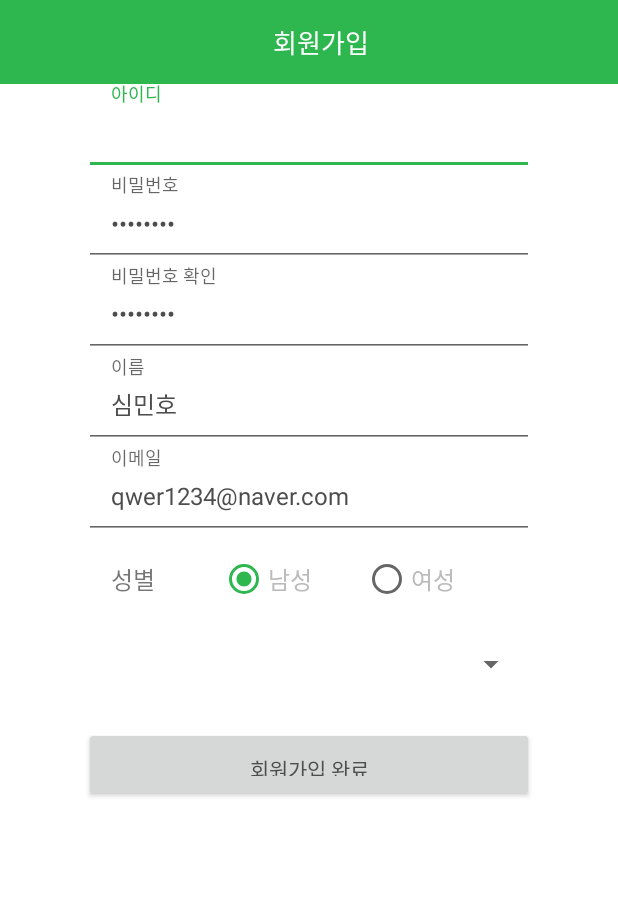
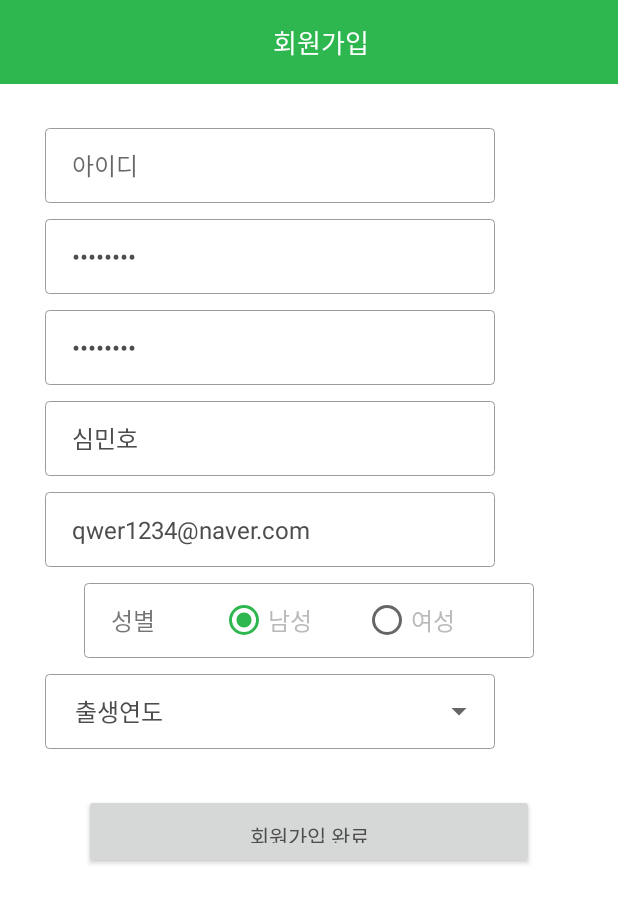
Before and after one commit to sosanara/sosaFront, an Android app: the SignUpActivity screen opened directly, with no data from a screen before it, on a phone screen of 412 x 824 dp. Shown: the top 903 px of the screen. Run offline under Robolectric (Android 15) with nearby library versions, the phone set to English and light mode, and no system bars; our stand-ins replace ButterKnife; libraries missing offline, so code that uses them is left out: fr.ganfra.materialspinner; plain views replace MaterialBetterSpinner, MaterialSpinner; Roboto replaces fonts that are not available here.

```diff
--- a/app/src/main/java/com/example/shim/sosafront/LoginPackage/SignUpActivity.java
+++ b/app/src/main/java/com/example/shim/sosafront/LoginPackage/SignUpActivity.java
@@ -14,6 +14,7 @@ import android.widget.Button;
 import android.widget.EditText;
 import android.widget.RadioButton;
 import android.widget.RadioGroup;
+import android.widget.Spinner;
 import android.widget.TextView;
 import android.widget.Toast;
 
@@ -32,6 +33,8 @@ import java.io.OutputStreamWriter;
 import java.net.HttpURLConnection;
 import java.net.MalformedURLException;
 import java.net.URL;
+import java.util.ArrayList;
+import java.util.List;
 
 import butterknife.Bind;
 import fr.ganfra.materialspinner.MaterialSpinner;
@@ -43,13 +46,15 @@ public class SignUpActivity extends AppCompatActivity {
     public static final int CONNECTION_TIMEOUT=10000;
     public static final int READ_TIMEOUT=15000;
 
-    String username;
-    String email;
-    String password1;
-    String password2;
-    String birth;
-    String name;
-    String gender;
+    private String username;
+    private String email;
+    private String password1;
+    private String password2;
+    private String birth;
+    private String name;
+    private String gender;
+
+    private Spinner ageSpinner;
 
     private String errorUsername;
     private String errorEmail;
@@ -75,21 +80,9 @@ public class SignUpActivity extends AppCompatActivity {
     @Bind(R.id.signUpPawd2View) EditText signUpPawd2View;
     @Bind(R.id.signUpAgeView) EditText signUpAgeView;
     @Bind(R.id.signUpNameView) EditText signUpNameView;
-    @Bind(R.id.signUpGenderView) EditText signUpGenderView;
+    /*@Bind(R.id.signUpGenderView) EditText signUpGenderView;*/
     @Bind(R.id.loginBtn) Button loginBtn;
 
-    String[] SPINNERLIST =
-            {"1910", "1911", "1912", "1913", "1914", "1915", "1916", "1917", "1918", "1919",
-            "1920", "1921", "1922", "1923", "1924", "1925", "1926", "1927", "1928", "1929",
-            "1930", "1931", "1932", "1933", "1934", "1935", "1936", "1937", "1938", "1939",
-            "1940", "1941", "1942", "1943", "1944", "1945", "1946", "1947", "1948", "1949",
-            "1950", "1951", "1952", "1953", "1954", "1955", "1956", "1957", "1958", "1959",
-            "1960", "1961", "1962", "1963", "1964", "1965", "1966", "1967", "1968", "1969",
-            "1970", "1971", "1972", "1973", "1974", "1975", "1976", "1977", "1978", "1979",
-            "1980", "1981", "1982", "1983", "1984", "1985", "1986", "1987", "1988", "1989",
-            "1990", "1991", "1992", "1993", "1994", "1995", "1996", "1997", "1998", "1999",
-            "2000", "2001", "2002", "2003", "2004", "2005", "2006", "2007", "2008", "2009",
-            "2010", "2011", "2012", "2013", "2014", "2015", "2016"};
 
     @Override
     protected void onCreate(Bundle savedInstanceState) {
@@ -107,7 +100,8 @@ public class SignUpActivity extends AppCompatActivity {
         signUpPawd2View = (EditText) findViewById(R.id.signUpPawd2View);
         signUpAgeView = (EditText) findViewById(R.id.signUpAgeView);
         signUpNameView = (EditText) findViewById(R.id.signUpNameView);
-        signUpGenderView= (EditText) findViewById(R.id.signUpGenderView);
+        /*signUpGenderView= (EditText) findViewById(R.id.signUpGenderView);*/
+        ageSpinner = (Spinner) findViewById(R.id.ageSpinner);
 
         genderRadioGroup = (RadioGroup) findViewById(R.id.genderRadioGroup);
         maleRadioBtn = (RadioButton) findViewById(R.id.maleRadioBtn);
@@ -125,36 +119,9 @@ public class SignUpActivity extends AppCompatActivity {
         signUpNameView.setText("심민호", TextView.BufferType.EDITABLE);
         /*signUpGenderView.setText("Man", TextView.BufferType.EDITABLE);*/
 
-        /*loginBtn.setOnClickListener(new View.OnClickListener() {
-            @Override
-            public void onClick(View v) {
-                Intent intent = new Intent(SignUpActivity.this, LoginActivity.class);
-                startActivity(intent);
-            }
-        });*/
 
-        adapter = new ArrayAdapter<>(this, android.R.layout.simple_spinner_item, SPINNERLIST);
+        initAgeListSpinner();
 
-        android_material_design_spinner = (MaterialSpinner) findViewById(R.id.android_material_design_spinner);
-        android_material_design_spinner.setAdapter(adapter);
-        android_material_design_spinner.setHint("출생연도");
-
-        android_material_design_spinner.setSelection(20);
-
-
-
-        /*adapter = new ArrayAdapter<String>(this, android.R.layout.simple_spinner_item, ITEMS);
-
-        ArrayAdapter<String> arrayAdapter = new ArrayAdapter<String>(this,
-                android.R.layout.simple_dropdown_item_1line, SPINNERLIST);
-        MaterialBetterSpinner materialDesignSpinner = (MaterialBetterSpinner)
-                findViewById(R.id.android_material_design_spinner);
-        materialDesignSpinner.setAdapter(arrayAdapter);
-
-        Editable good = materialDesignSpinner.getText();
-        String name= null;*/
-
-        /*materialDesignSpinner.setSelection(2);*/
     }
 
     public void startSignup(View arg0) {
@@ -163,7 +130,8 @@ public class SignUpActivity extends AppCompatActivity {
         email = signUpEmailView.getText().toString();
         password1 = signUpPawd1View.getText().toString();
         password2 = signUpPawd2View.getText().toString();
-        birth = android_material_design_spinner.getSelectedItem().toString();
+        birth = ageSpinner.getSelectedItem().toString();
+        /*birth = android_material_design_spinner.getSelectedItem().toString();*/
         /*birth = signUpAgeView.getText().toString();*/
         name = signUpNameView.getText().toString();
 
@@ -440,10 +408,10 @@ public class SignUpActivity extends AppCompatActivity {
         }
 
         if (gender.isEmpty()) {
-            signUpGenderView.setError("enter a valid gender");
+           /* signUpGenderView.setError("enter a valid gender");*/
             valid = false;
         } else {
-            signUpGenderView.setError(null);
+            /*signUpGenderView.setError(null);*/
         }
 
 
@@ -479,4 +447,36 @@ public class SignUpActivity extends AppCompatActivity {
         });
 
     }
+
+    private void initAgeListSpinner() {
+
+        // Custom choices
+        List<CharSequence> choices = new ArrayList<CharSequence>();
+
+
+        BufferedReader in = null;
+        try {
+            in = new BufferedReader(new InputStreamReader(getAssets().open("ageSpinner/age.txt"), "euc_kr"));
+            String line = in.readLine();
+
+            while (line != null) {
+                /*line = URLEncoder.encode(line, "KSC5601");*/
+                choices.add(line);
+                line = in.readLine();
+            }
+        } catch (IOException e) {
+            e.printStackTrace();
+        }
+
+
+        // Create an ArrayAdapter with custom choices
+        ArrayAdapter<CharSequence> adapter = new ArrayAdapter<CharSequence>(this, android.R.layout.simple_spinner_item, choices);
+
+        // Specify the layout to use when the list of choices appears
+        adapter.setDropDownViewResource(android.R.layout.simple_spinner_dropdown_item);
+
+        // Set the adapter to th spinner
+        ageSpinner.setAdapter(adapter);
+        /*birth = ageSpinner.getSelectedItem().toString();*/
+    }
 }
--- a/app/src/main/res/layout/activity_camera.xml
+++ b/app/src/main/res/layout/activity_camera.xml
@@ -1,6 +1,7 @@
 <merge xmlns:android="http://schemas.android.com/apk/res/android"
     android:layout_width="match_parent"
-    android:layout_height="match_parent">
+    android:layout_height="match_parent"
+    android:background="@color/colorPrimary">
 
     <RelativeLayout
         android:layout_width="match_parent"
--- a/app/src/main/res/layout/activity_capture.xml
+++ b/app/src/main/res/layout/activity_capture.xml
@@ -4,7 +4,7 @@
     android:id="@+id/a_bus_info_lay"
     android:layout_width="match_parent"
     android:layout_height="match_parent"
-    android:background="#0000ff"
+    android:background="@color/colorPrimary"
     tools:context="com.example.shim.jejus.MainActivity">
     <Button
         android:id="@+id/autoCaptureBtn"
--- a/app/src/main/res/layout/activity_sign_up.xml
+++ b/app/src/main/res/layout/activity_sign_up.xml
@@ -33,7 +33,7 @@
             android:textColor="@color/whiteColor"
             android:text="@string/toolbar_sign_up"
             android:textSize="17.5sp"
-            android:gravity="center_horizontal"/>
+            android:gravity="center_horizontal" />
     </android.support.v7.widget.Toolbar>
 
     <!--<include
@@ -46,10 +46,6 @@
         android:layout_height="wrap_content"
         android:orientation="vertical">
 
-        <android.support.design.widget.TextInputLayout
-            android:layout_width="match_parent"
-            android:layout_height="wrap_content">
-        <!--android:background="@drawable/text_border"-->
         <EditText
             android:id="@+id/signUpUserNameView"
             android:hint="@string/id"
@@ -59,15 +55,10 @@
             android:layout_marginRight="30dp"
             android:layout_marginTop="29.5dp"
             android:paddingLeft="18.3dp"
-            android:paddingRight="18.3dp"
-            android:paddingTop="17dp"
             android:textSize="16sp"
-            android:layout_gravity="center"/>
-        </android.support.design.widget.TextInputLayout>
+            android:layout_gravity="center_vertical"
+            android:background="@drawable/text_border"/>
 
-        <android.support.design.widget.TextInputLayout
-            android:layout_width="match_parent"
-            android:layout_height="wrap_content">
         <EditText
             android:id="@+id/signUpPawd1View"
             android:hint="@string/pawd"
@@ -78,16 +69,10 @@
             android:layout_marginRight="30dp"
             android:layout_marginTop="10.8dp"
             android:paddingLeft="18.3dp"
-            android:paddingRight="18.3dp"
-            android:paddingTop="17dp"
-            android:paddingBottom="17dp"
             android:textSize="16sp"
-            android:layout_gravity="center"/>
-    </android.support.design.widget.TextInputLayout>
+            android:layout_gravity="center_vertical"
+            android:background="@drawable/text_border"/>
 
-        <android.support.design.widget.TextInputLayout
-            android:layout_width="match_parent"
-            android:layout_height="wrap_content">
         <EditText
             android:id="@+id/signUpPawd2View"
             android:hint="@string/confirm_pawd"
@@ -98,15 +83,10 @@
             android:layout_marginRight="30dp"
             android:layout_marginTop="10.8dp"
             android:paddingLeft="18.3dp"
-            android:paddingRight="18.3dp"
-            android:paddingBottom="17dp"
             android:textSize="16sp"
-            android:layout_gravity="center"/>
-        </android.support.design.widget.TextInputLayout>
+            android:layout_gravity="center_vertical"
+            android:background="@drawable/text_border"/>
 
-        <android.support.design.widget.TextInputLayout
-            android:layout_width="match_parent"
-            android:layout_height="wrap_content">
         <EditText
             android:id="@+id/signUpNameView"
             android:hint="@string/name"
@@ -116,15 +96,10 @@
             android:layout_marginRight="30dp"
             android:layout_marginTop="10.8dp"
             android:paddingLeft="18.3dp"
-            android:paddingRight="18.3dp"
-            android:paddingBottom="17dp"
             android:textSize="16sp"
-            android:layout_gravity="center"/>
-        </android.support.design.widget.TextInputLayout>
+            android:layout_gravity="center_vertical"
+            android:background="@drawable/text_border"/>
 
-        <android.support.design.widget.TextInputLayout
-            android:layout_width="match_parent"
-            android:layout_height="wrap_content">
         <EditText
             android:id="@+id/signUpEmailView"
             android:hint="@string/email"
@@ -134,33 +109,36 @@
             android:layout_marginRight="30dp"
             android:layout_marginTop="10.8dp"
             android:paddingLeft="18.3dp"
-            android:paddingRight="18.3dp"
-            android:paddingBottom="17dp"
             android:textSize="16sp"
-            android:layout_gravity="center"/>
-    </android.support.design.widget.TextInputLayout>
+            android:layout_gravity="center_vertical"
+            android:background="@drawable/text_border"/>
+
+
+
 
         <LinearLayout
             android:layout_width="300dp"
             android:layout_height="50dp"
             android:orientation="horizontal"
             android:layout_marginTop="10.8dp"
-            android:layout_gravity="center">
+            android:layout_gravity="center"
+            android:background="@drawable/text_border">
 
             <RadioGroup
                 android:id="@+id/genderRadioGroup"
                 android:layout_width="300dp"
                 android:layout_height="50dp"
                 android:paddingLeft="18.3dp"
-                android:paddingBottom="17dp"
                 android:orientation="horizontal"
+                android:layout_gravity="center_vertical"
                 android:color = "@color/hintTextColor">
                 <TextView
                     android:layout_width="wrap_content"
                     android:layout_height="wrap_content"
                     android:textSize="16sp"
                     android:text="성별"
-                    android:color = "@color/hintTextColor"/>
+                    android:color = "@color/hintTextColor"
+                    android:layout_gravity="center_vertical"/>
 
                 <RadioButton
                     android:layout_width="wrap_content"
@@ -170,7 +148,8 @@
                     android:text="남성"
                     android:textColor="@color/hintTextColor"
                     android:color = "#e1e8ee"
-                    android:textSize="16sp"/>
+                    android:textSize="16sp"
+                    android:layout_gravity="center_vertical"/>
                 <RadioButton
                     android:layout_width="wrap_content"
                     android:layout_height="wrap_content"
@@ -179,26 +158,28 @@
                     android:text="여성"
                     android:textColor="@color/hintTextColor"
                     android:color="#e1e8ee"
-                    android:textSize="16sp"/>
-
-                <EditText
-                    android:id="@+id/signUpGenderView"
-                    android:hint="@string/gender"
-                    android:layout_width="300dp"
-                    android:layout_height="50dp"
-                    android:layout_marginLeft="30dp"
-                    android:layout_marginRight="30dp"
-                    android:layout_marginTop="10.8dp"
-                    android:paddingLeft="18.3dp"
-                    android:paddingRight="18.3dp"
-                    android:paddingBottom="17dp"
                     android:textSize="16sp"
-                    android:layout_gravity="center"
-                    android:visibility="gone"/>
+                    android:layout_gravity="center_vertical"/>
             </RadioGroup>
         </LinearLayout>
 
         <LinearLayout
+            android:layout_width="wrap_content"
+            android:layout_height="wrap_content"
+            android:layout_marginTop="10.8dp"
+            android:layout_marginLeft="30dp"
+            android:layout_marginRight="30dp"
+            android:background="@drawable/text_border">
+            <Spinner
+                android:id="@+id/ageSpinner"
+                android:layout_width="300dp"
+                android:layout_height="50dp"
+                android:paddingLeft="12.3dp"
+                android:paddingRight="18.3dp"/>
+
+        </LinearLayout>
+
+        <!--<LinearLayout
             android:layout_width="300dp"
             android:layout_height="wrap_content"
             android:orientation="horizontal"
@@ -219,24 +200,12 @@
                 android:text="@string/birth"
                 android:textColor="@color/hintTextColor"/>
 
-            </LinearLayout>
-
-        <!--<com.weiwangcn.betterspinner.library.material.MaterialBetterSpinner
-            android:id="@+id/android_material_design_spinner"
-            android:layout_width="300dp"
-            android:layout_height="wrap_content"
-            android:layout_marginLeft="30dp"
-            android:layout_marginRight="30dp"
-            android:layout_marginTop="10.8dp"
-            android:paddingLeft="18.3dp"
-            android:paddingRight="18.3dp"
-            android:hint="@string/birth"
-            android:textColorHint="@color/hintTextColor"
-            app:met_floatingLabel="normal"
-            android:layout_gravity="center"/>-->
+            </LinearLayout>-->
 
 
-        <android.support.v7.widget.AppCompatButton
+
+
+        <Button
             android:text="@string/sign_up_complete"
             android:id="@+id/loginBtn"
             android:layout_marginTop="30dp"
--- a/app/src/main/res/values/styles.xml
+++ b/app/src/main/res/values/styles.xml
@@ -38,9 +38,6 @@
     <style name="ButtonBarButton" />
 
 
-
-
-
     <style name="ToolBarStyle" parent="">
         <item name="android:elevation">@dimen/toolbar_elevation</item>
         <item name="popupTheme">@style/ThemeOverlay.AppCompat.Light</item>
```
Also changed, not shown: app/src/main/AndroidManifest.xml (+6 -2 lines), app/src/main/java/com/example/shim/sosafront/CameraPackage/ResultActivity.java (added, +31 -0 lines), app/src/main/res/layout/activity_change_user_info.xml (+1 -17 lines), app/src/main/res/layout/activity_result.xml (added, +34 -0 lines), app/src/main/res/layout/activity_send_image.xml (+60 -31 lines), app/src/main/res/layout/content_result.xml (added, +28 -0 lines), app/src/main/res/values/strings.xml (+7 -11 lines), app/src/main/res/drawable-v21/camera_crop.png, app/src/main/res/drawable-v21/camera_frame.png, app/src/main/res/drawable/camera_crop.png, app/src/main/res/drawable/camera_frame.png.
